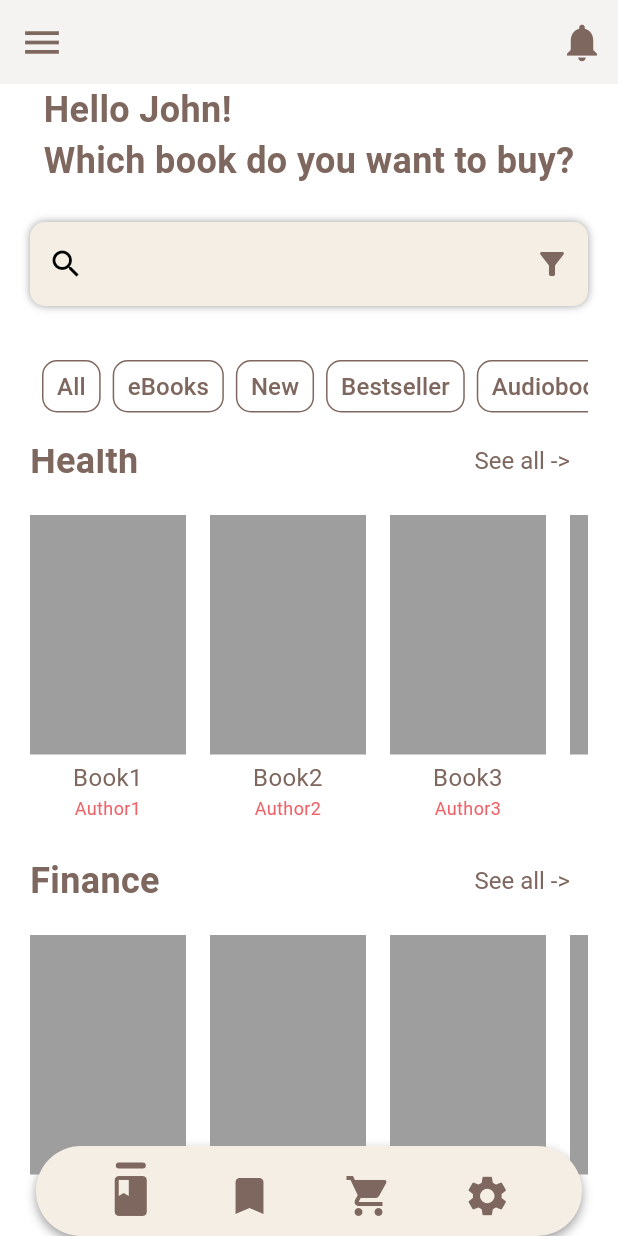
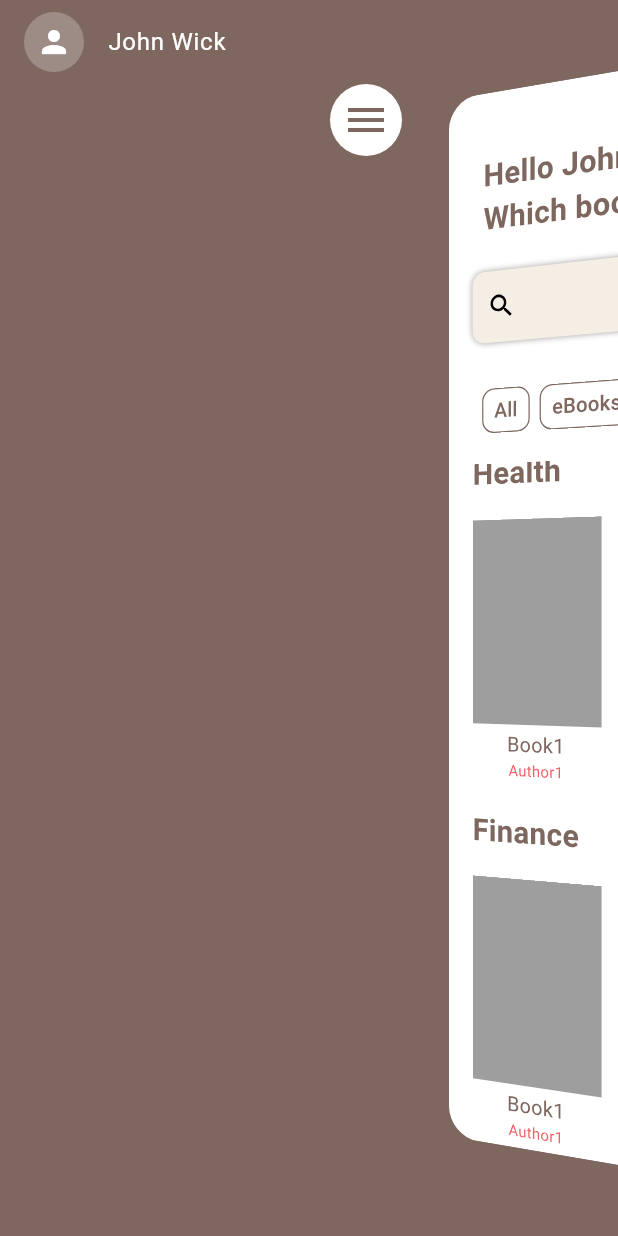
Before and after one commit to Grifon333/books_bart, a Flutter app: the screen it shows after launch, scrolled down 576 dp, after a tap on the "menu" icon, on a phone screen of 412 x 824 dp. Run offline on Flutter 3.47's test engine with Material 3 defaults, Android fonts, the phone set to English and light mode, and no system bars.

Commit message:
Add SideBar and open animation its.

```diff
--- a/lib/domain/factories/screen_factory.dart
+++ b/lib/domain/factories/screen_factory.dart
@@ -12,6 +12,8 @@ import 'package:books_bart/ui/widgets/login/login_view_model.dart';
 import 'package:books_bart/ui/widgets/login/login_widget.dart';
 import 'package:books_bart/ui/widgets/settings/settings_view_model.dart';
 import 'package:books_bart/ui/widgets/settings/settings_widget.dart';
+import 'package:books_bart/ui/widgets/sidebar/side_bar_view_model.dart';
+import 'package:books_bart/ui/widgets/sidebar/side_bar_widget.dart';
 import 'package:books_bart/ui/widgets/signup/signup_view_model.dart';
 import 'package:books_bart/ui/widgets/signup/signup_widget.dart';
 import 'package:flutter/material.dart';
@@ -73,4 +75,11 @@ class ScreenFactory {
       child: const BottomNavigationBarWidget(),
     );
   }
+
+  Widget makeSideBar() {
+    return ChangeNotifierProvider(
+      create: (context) => SideBarViewModel(context),
+      child: const SideBarWidget(),
+    );
+  }
 }
--- a/lib/ui/navigation/main_navigation.dart
+++ b/lib/ui/navigation/main_navigation.dart
@@ -10,6 +10,7 @@ class MainNavigationNameRoute {
   static const settings = '/settings';
   static const bookDetails = '/home/book_details';
   static const bottomNavigationBar = '/bottom_navigation_bar';
+  static const sideBar = '/home/side_bar';
 }
 
 class MainNavigation {
@@ -28,6 +29,7 @@ class MainNavigation {
         _screenFactory.makeBookDetails(),
     MainNavigationNameRoute.bottomNavigationBar: (_) =>
         _screenFactory.makeBottomNavigationBar(),
+    MainNavigationNameRoute.sideBar: (_) => _screenFactory.makeSideBar(),
   };
 
   Route<dynamic>? onGenerateRoute(RouteSettings settings) {
--- a/lib/ui/widgets/bottom_navigation_bar/bottom_navigation_bar_widget.dart
+++ b/lib/ui/widgets/bottom_navigation_bar/bottom_navigation_bar_widget.dart
@@ -1,4 +1,7 @@
+import 'dart:math';
+
 import 'package:books_bart/domain/factories/screen_factory.dart';
+import 'package:books_bart/ui/widgets/sidebar/side_bar_widget.dart';
 import 'package:flutter/material.dart';
 
 class BottomNavigationBarWidget extends StatefulWidget {
@@ -9,9 +12,43 @@ class BottomNavigationBarWidget extends StatefulWidget {
       _BottomNavigationBarWidgetState();
 }
 
-class _BottomNavigationBarWidgetState extends State<BottomNavigationBarWidget> {
+class _BottomNavigationBarWidgetState extends State<BottomNavigationBarWidget>
+    with SingleTickerProviderStateMixin {
   int selectIndex = 0;
+  bool _isOpenSideBar = false;
   final _screenFactory = ScreenFactory();
+  late AnimationController _animationController;
+  late Animation<double> _animation;
+  late Animation<double> _scaleAnimation;
+
+  @override
+  void initState() {
+    _animationController = AnimationController(
+      vsync: this,
+      duration: const Duration(milliseconds: 200),
+    )..addListener(() {
+        setState(() {});
+      });
+    _animation = Tween<double>(begin: 0, end: 1).animate(
+      CurvedAnimation(
+        parent: _animationController,
+        curve: Curves.fastOutSlowIn,
+      ),
+    );
+    _scaleAnimation = Tween<double>(begin: 1, end: 0.8).animate(
+      CurvedAnimation(
+        parent: _animationController,
+        curve: Curves.fastOutSlowIn,
+      ),
+    );
+    super.initState();
+  }
+
+  @override
+  void dispose() {
+    _animationController.dispose();
+    super.dispose();
+  }
 
   void updateSelectIndex(int value) {
     selectIndex = value;
@@ -23,27 +60,29 @@ class _BottomNavigationBarWidgetState extends State<BottomNavigationBarWidget> {
     return Scaffold(
       resizeToAvoidBottomInset: false,
       extendBody: true,
-      appBar: AppBar(
-        backgroundColor:
-            selectIndex == 0 ? Colors.white : const Color(0xFFF5EEE5),
-        leading: IconButton(
-          onPressed: () => debugPrint('Menu'),
-          icon: const Icon(
-            Icons.menu,
-            size: 30,
+      backgroundColor: const Color(0xFF7E675E),
+      body: Stack(
+        children: [
+          AnimatedPositioned(
+            duration: const Duration(milliseconds: 200),
+            curve: Curves.fastOutSlowIn,
+            width: 288,
+            left: _isOpenSideBar ? 0 : -288,
+            height: MediaQuery.of(context).size.height,
+            child: const SideBarWidget(),
           ),
-        ),
-        actions: [
-          IconButton(
-            onPressed: () => debugPrint('Notifications'),
-            icon: const Icon(
-              Icons.notifications,
-              size: 30,
-            ),
-          ),
-        ],
-      ),
-      body: IndexedStack(
+          Transform(
+            alignment: Alignment.center,
+            transform: Matrix4.identity()
+              ..setEntry(3, 2, 0.001)
+              ..rotateY(_animation.value - 30 * _animation.value * pi / 180),
+            child: Transform.translate(
+              offset: Offset(_animation.value * 265, 0),
+              child: Transform.scale(
+                scale: _scaleAnimation.value,
+                child: ClipRRect(
+                  borderRadius: const BorderRadius.all(Radius.circular(24)),
+                  child: IndexedStack(
                     index: selectIndex,
                     children: [
                       _screenFactory.makeHome(),
@@ -52,8 +91,40 @@ class _BottomNavigationBarWidgetState extends State<BottomNavigationBarWidget> {
                       _screenFactory.makeSettings(),
                     ],
                   ),
-      bottomNavigationBar: const SafeArea(
-        child: _BottomNavigationBar(),
+                ),
+              ),
+            ),
+          ),
+          AnimatedPositioned(
+            duration: const Duration(milliseconds: 200),
+            left: _isOpenSideBar ? 220 : 8,
+            top: 56,
+            curve: Curves.fastOutSlowIn,
+            child: IconButton(
+              onPressed: () {
+                if (_isOpenSideBar) {
+                  _animationController.reverse();
+                } else {
+                  _animationController.forward();
+                }
+                setState(() {
+                  _isOpenSideBar = !_isOpenSideBar;
+                });
+              },
+              style: const ButtonStyle(
+                backgroundColor: MaterialStatePropertyAll(Colors.white),
+              ),
+              icon: const Icon(
+                Icons.menu,
+                size: 32,
+              ),
+            ),
+          ),
+        ],
+      ),
+      bottomNavigationBar: Transform.translate(
+        offset: Offset(0, 100 * _animation.value),
+        child: const _BottomNavigationBar(),
       ),
     );
   }
@@ -84,12 +155,13 @@ class _BottomNavigationBarState extends State<_BottomNavigationBar> {
   @override
   Widget build(BuildContext context) {
     int selectIndex = model?.selectIndex ?? 0;
-    return Container(
+    return SafeArea(
+      child: Container(
         margin: const EdgeInsets.symmetric(horizontal: 24),
         decoration: BoxDecoration(
           color: selectIndex == 0 ? const Color(0xFFF5EEE5) : Colors.white,
           borderRadius: BorderRadius.circular(30),
-        boxShadow: [
+          boxShadow: const [
             BoxShadow(
               color: Colors.grey,
               blurRadius: 5,
@@ -132,6 +204,7 @@ class _BottomNavigationBarState extends State<_BottomNavigationBar> {
             ],
           ),
         ),
+      ),
     );
   }
 }
--- a/lib/ui/widgets/favorite_books/favorite_books_widget.dart
+++ b/lib/ui/widgets/favorite_books/favorite_books_widget.dart
@@ -8,9 +8,11 @@ class FavoriteBooksWidget extends StatelessWidget {
   Widget build(BuildContext context) {
     return const Scaffold(
       backgroundColor: Color(0xFFF5EEE5),
-      body: Padding(
-        padding: EdgeInsets.symmetric(horizontal: 20),
-        child: _BodyWidget(),
+      body: SafeArea(
+        child: Padding(
+          padding: EdgeInsets.symmetric(horizontal: 20),
+          child: _BodyWidget(),
+        ),
       ),
     );
   }
--- a/lib/ui/widgets/home/home_widget.dart
+++ b/lib/ui/widgets/home/home_widget.dart
@@ -7,9 +7,12 @@ class HomeWidget extends StatelessWidget {
   @override
   Widget build(BuildContext context) {
     return const Scaffold(
-      body: Padding(
-        padding: EdgeInsets.symmetric(horizontal: 20),
-        child: _BodyWidget(),
+      body: SafeArea(
+        bottom: false,
+        child: Padding(
+          padding: EdgeInsets.symmetric(horizontal: 20),
+          child: _BodyWidget(),
+        ),
       ),
     );
   }
@@ -22,6 +25,7 @@ class _BodyWidget extends StatelessWidget {
   Widget build(BuildContext context) {
     return const Column(
       children: [
+        SizedBox(height: 48),
         _TitleWidget(),
         SizedBox(height: 24),
         _SearchWidget(),
--- /dev/null
+++ b/lib/ui/widgets/sidebar/side_bar_view_model.dart
@@ -0,0 +1,7 @@
+import 'package:flutter/material.dart';
+
+class SideBarViewModel extends ChangeNotifier {
+  final BuildContext context;
+
+  SideBarViewModel(this.context);
+}
--- /dev/null
+++ b/lib/ui/widgets/sidebar/side_bar_widget.dart
@@ -0,0 +1,47 @@
+import 'package:flutter/material.dart';
+
+class SideBarWidget extends StatelessWidget {
+  const SideBarWidget({super.key});
+
+  @override
+  Widget build(BuildContext context) {
+    return const Scaffold(
+      body: SizedBox(
+        width: 288,
+        child: DecoratedBox(
+          decoration: BoxDecoration(
+            color: Color(0xFF7E675E),
+          ),
+          child: SafeArea(
+            child: Column(
+              children: [
+                _TitleCardWidget(),
+              ],
+            ),
+          ),
+        ),
+      ),
+    );
+  }
+}
+
+class _TitleCardWidget extends StatelessWidget {
+  const _TitleCardWidget();
+
+  @override
+  Widget build(BuildContext context) {
+    return const ListTile(
+      leading: CircleAvatar(
+        backgroundColor: Colors.white24,
+        child: Icon(
+          Icons.person,
+          color: Colors.white,
+        ),
+      ),
+      title: Text(
+        'John Wick',
+        style: TextStyle(color: Colors.white),
+      ),
+    );
+  }
+}
```
Lines whose indentation alone changed are shown as unchanged.
